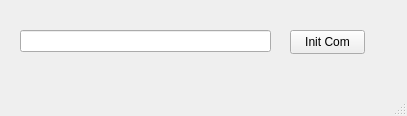
Old version of the form mainwindow.ui in the repository Rays-France/Qt-MPPT.
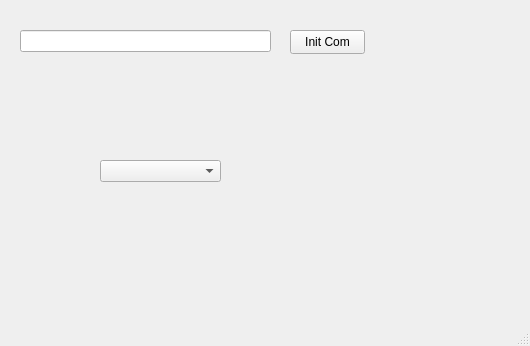
New version of the form.

Commit message: WIP Port scanning / ComboBox

```diff
--- a/mainwindow.ui
+++ b/mainwindow.ui
@@ -6,8 +6,8 @@
    <rect>
     <x>0</x>
     <y>0</y>
-    <width>407</width>
-    <height>116</height>
+    <width>530</width>
+    <height>346</height>
    </rect>
   </property>
   <property name="windowTitle">
@@ -37,6 +37,16 @@
      <string>Init Com</string>
     </property>
    </widget>
+   <widget class="QComboBox" name="COMBox">
+    <property name="geometry">
+     <rect>
+      <x>100</x>
+      <y>160</y>
+      <width>121</width>
+      <height>22</height>
+     </rect>
+    </property>
+   </widget>
   </widget>
   <widget class="QMenuBar" name="menubar">
    <property name="geometry">
```
Left out of the diff: 2 changed lines with no effect on the pictures. The commit also changes 9 other files.
